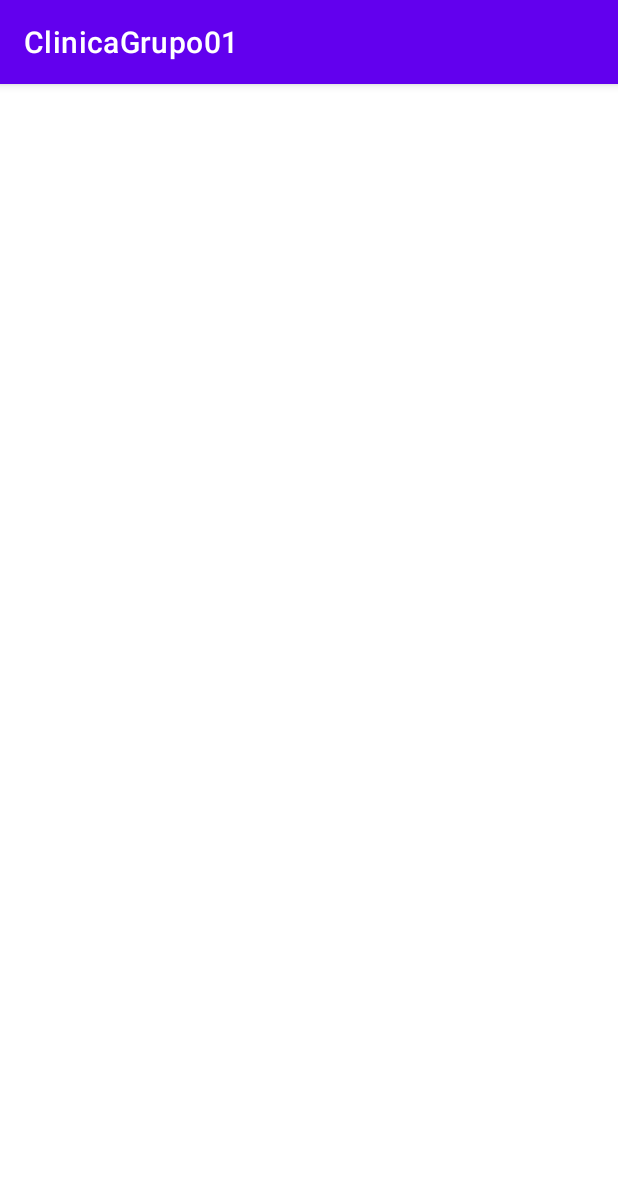
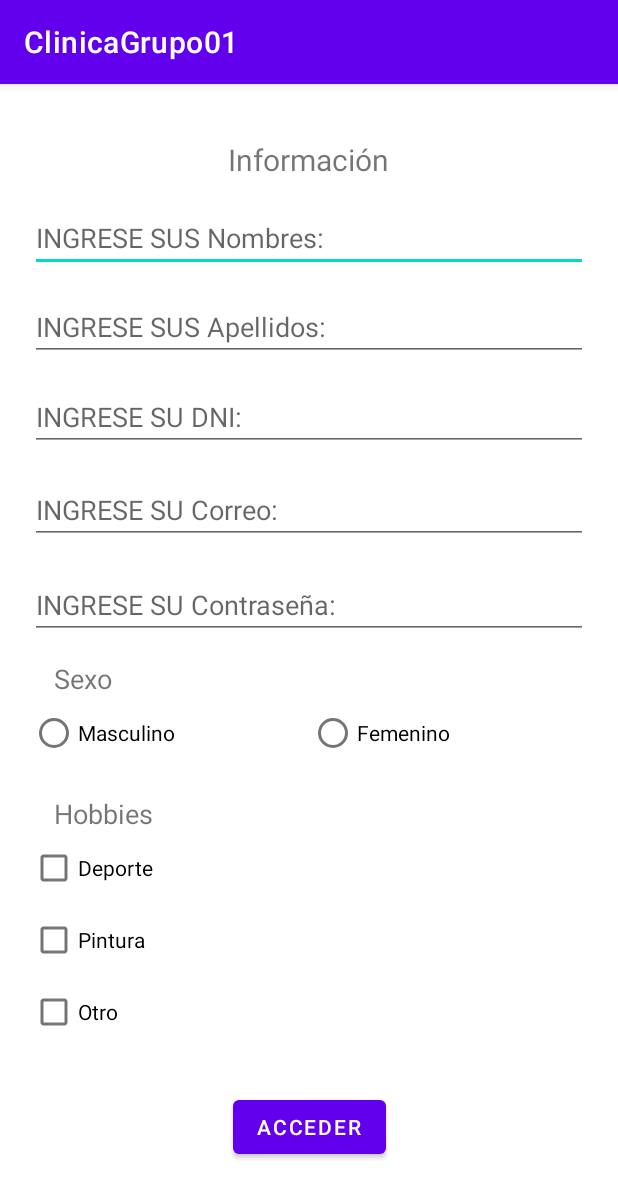
Before and after one commit to RoggerK/DM2-E2-GRUPO01, an Android app: the screen it shows after launch (MainActivity before the commit, RegistroActivity after it), on a phone screen of 412 x 824 dp. Shown: the top 1198 px of the screen. Run offline under Robolectric (Android 15) with nearby library versions, the phone set to English and light mode, and no system bars.

Commit message:
layaout listo

```diff
--- a/app/src/main/AndroidManifest.xml
+++ b/app/src/main/AndroidManifest.xml
@@ -14,7 +14,7 @@
         android:theme="@style/Theme.ClinicaGrupo01"
         tools:targetApi="31">
         <activity
-            android:name=".MainActivity"
+            android:name=".RegistroActivity"
             android:exported="true">
             <intent-filter>
                 <action android:name="android.intent.action.MAIN" />
--- /dev/null
+++ b/app/src/main/java/idat/edu/pe/dm2/grupo01/clinica/RegistroActivity.kt
@@ -0,0 +1,11 @@
+package idat.edu.pe.dm2.grupo01.clinica
+
+import android.os.Bundle
+import androidx.appcompat.app.AppCompatActivity
+
+class RegistroActivity: AppCompatActivity() {
+    override fun onCreate(savedInstanceState: Bundle?) {
+        super.onCreate(savedInstanceState)
+        setContentView(R.layout.activity_registro)
+    }
+}
--- /dev/null
+++ b/app/src/main/res/layout/activity_registro.xml
@@ -0,0 +1,195 @@
+<?xml version="1.0" encoding="utf-8"?>
+<androidx.constraintlayout.widget.ConstraintLayout
+    xmlns:android="http://schemas.android.com/apk/res/android"
+    xmlns:app="http://schemas.android.com/apk/res-auto"
+    xmlns:tools="http://schemas.android.com/tools"
+    android:layout_width="match_parent"
+    android:layout_height="match_parent"
+    android:layout_margin="20dp"
+    android:scrollbarAlwaysDrawHorizontalTrack="true">
+
+    <TextView
+        android:id="@+id/textView3"
+        android:layout_width="wrap_content"
+        android:layout_height="wrap_content"
+        android:text="Hobbies"
+        android:textSize="18dp"
+        app:layout_constraintBottom_toBottomOf="parent"
+        app:layout_constraintEnd_toEndOf="parent"
+        app:layout_constraintHorizontal_bias="0.052"
+        app:layout_constraintStart_toStartOf="parent"
+        app:layout_constraintTop_toBottomOf="@+id/etcontraseña"
+        app:layout_constraintVertical_bias="0.295" />
+
+    <TextView
+        android:id="@+id/textView"
+        android:layout_width="wrap_content"
+        android:layout_height="wrap_content"
+        android:text="Información"
+        android:textSize="20dp"
+        app:layout_constraintBottom_toBottomOf="parent"
+        app:layout_constraintEnd_toEndOf="parent"
+        app:layout_constraintHorizontal_bias="0.498"
+        app:layout_constraintStart_toStartOf="parent"
+        app:layout_constraintTop_toTopOf="parent"
+        app:layout_constraintVertical_bias="0.024" />
+
+    <EditText
+        android:id="@+id/etnombre"
+        android:layout_width="0dp"
+        android:layout_height="wrap_content"
+        android:layout_marginTop="16dp"
+        android:ems="10"
+        android:hint="@string/SNombre"
+        android:inputType="textPersonName"
+        app:layout_constraintBottom_toBottomOf="parent"
+        app:layout_constraintEnd_toEndOf="parent"
+        app:layout_constraintHorizontal_bias="0.0"
+        app:layout_constraintStart_toStartOf="parent"
+        app:layout_constraintTop_toBottomOf="@+id/textView"
+        app:layout_constraintVertical_bias="0.0"
+        tools:ignore="TouchTargetSizeCheck" />
+
+    <EditText
+        android:id="@+id/etapellidos"
+        android:layout_width="0dp"
+        android:layout_height="wrap_content"
+        android:layout_marginTop="16dp"
+        android:ems="10"
+        android:hint="@string/SApellido"
+        android:inputType="textPersonName"
+        app:layout_constraintBottom_toBottomOf="parent"
+        app:layout_constraintEnd_toEndOf="parent"
+        app:layout_constraintHorizontal_bias="0.0"
+        app:layout_constraintStart_toStartOf="parent"
+        app:layout_constraintTop_toBottomOf="@+id/textView"
+        app:layout_constraintVertical_bias="0.095"
+        tools:ignore="TouchTargetSizeCheck" />
+
+    <EditText
+        android:id="@+id/etdni"
+        android:layout_width="0dp"
+        android:layout_height="wrap_content"
+        android:layout_marginTop="16dp"
+        android:ems="10"
+        android:hint="@string/SDni"
+        android:inputType="number"
+        app:layout_constraintBottom_toBottomOf="parent"
+        app:layout_constraintEnd_toEndOf="parent"
+        app:layout_constraintHorizontal_bias="0.0"
+        app:layout_constraintStart_toStartOf="parent"
+        app:layout_constraintTop_toBottomOf="@+id/textView"
+        app:layout_constraintVertical_bias="0.192"
+        tools:ignore="TouchTargetSizeCheck" />
+
+    <EditText
+        android:id="@+id/etcorreo"
+        android:layout_width="0dp"
+        android:layout_height="wrap_content"
+        android:layout_marginTop="16dp"
+        android:ems="10"
+        android:hint="@string/SCorreo"
+        android:inputType="textEmailAddress"
+        app:layout_constraintBottom_toBottomOf="parent"
+        app:layout_constraintEnd_toEndOf="parent"
+        app:layout_constraintHorizontal_bias="0.0"
+        app:layout_constraintStart_toStartOf="parent"
+        app:layout_constraintTop_toBottomOf="@+id/textView"
+        app:layout_constraintVertical_bias="0.291"
+        tools:ignore="TouchTargetSizeCheck" />
+
+    <EditText
+        android:id="@+id/etcontraseña"
+        android:layout_width="0dp"
+        android:layout_height="wrap_content"
+        android:layout_marginTop="16dp"
+        android:ems="10"
+        android:hint="@string/SContraseña"
+        android:inputType="textPassword"
+        app:layout_constraintBottom_toBottomOf="parent"
+        app:layout_constraintEnd_toEndOf="parent"
+        app:layout_constraintHorizontal_bias="0.0"
+        app:layout_constraintStart_toStartOf="parent"
+        app:layout_constraintTop_toBottomOf="@+id/textView"
+        app:layout_constraintVertical_bias="0.393"
+        tools:ignore="TouchTargetSizeCheck" />
+
+    <TextView
+        android:id="@+id/textView2"
+        android:layout_width="wrap_content"
+        android:layout_height="wrap_content"
+        android:text="Sexo"
+        android:textSize="18dp"
+        app:layout_constraintBottom_toBottomOf="parent"
+        app:layout_constraintEnd_toEndOf="parent"
+        app:layout_constraintHorizontal_bias="0.048"
+        app:layout_constraintStart_toStartOf="parent"
+        app:layout_constraintTop_toBottomOf="@+id/etcontraseña"
+        app:layout_constraintVertical_bias="0.039" />
+
+    <RadioGroup
+        android:id="@+id/radioGroup"
+        android:layout_width="0dp"
+        android:layout_height="wrap_content"
+        android:orientation="horizontal"
+        app:layout_constraintEnd_toEndOf="parent"
+        app:layout_constraintStart_toStartOf="parent"
+        app:layout_constraintTop_toBottomOf="@+id/textView2">
+
+        <RadioButton
+            android:id="@+id/rbmasculino"
+            android:layout_width="match_parent"
+            android:layout_height="wrap_content"
+            android:layout_weight="1"
+            android:text="@string/TMasculino" />
+
+        <RadioButton
+            android:id="@+id/rbfemenino"
+            android:layout_width="match_parent"
+            android:layout_height="wrap_content"
+            android:layout_weight="1"
+            android:text="@string/TFemenino" />
+    </RadioGroup>
+    <LinearLayout
+        android:id="@+id/linearLayout"
+        android:layout_width="0dp"
+        android:layout_height="wrap_content"
+        android:orientation="vertical"
+        app:layout_constraintEnd_toEndOf="parent"
+        app:layout_constraintStart_toStartOf="parent"
+        app:layout_constraintTop_toBottomOf="@+id/textView3">
+
+        <CheckBox
+            android:id="@+id/cbdeporte"
+            android:layout_width="match_parent"
+            android:layout_height="wrap_content"
+            android:layout_weight="1"
+            android:text="@string/TDeporte" />
+
+        <CheckBox
+            android:id="@+id/cbdibujo"
+            android:layout_width="match_parent"
+            android:layout_height="wrap_content"
+            android:layout_weight="1"
+            android:text="@string/TPintura" />
+
+        <CheckBox
+            android:id="@+id/cbotros"
+            android:layout_width="match_parent"
+            android:layout_height="wrap_content"
+            android:layout_weight="1"
+            android:text="@string/TOtro" />
+    </LinearLayout>
+
+    <Button
+        android:id="@+id/btnAcceder"
+        android:layout_width="wrap_content"
+        android:layout_height="wrap_content"
+        android:text="Acceder"
+        app:layout_constraintBottom_toBottomOf="parent"
+        app:layout_constraintEnd_toEndOf="parent"
+        app:layout_constraintStart_toStartOf="parent"
+        app:layout_constraintTop_toBottomOf="@+id/linearLayout" />
+
+
+</androidx.constraintlayout.widget.ConstraintLayout>
--- a/app/src/main/res/values/strings.xml
+++ b/app/src/main/res/values/strings.xml
@@ -2,5 +2,16 @@
     <string name="app_name">ClinicaGrupo01</string>
     <string name="valbtnregistro">REGISTRAR</string>
     <string name="valbtnformulario">FORMULARIO</string>
+    <string name="SNombre">INGRESE SUS Nombres: </string>
+    <string name="SApellido">INGRESE SUS Apellidos: </string>
+    <string name="SDni">INGRESE SU DNI: </string>
+    <string name="SContraseña">INGRESE SU Contraseña: </string>
+    <string name="SCorreo">INGRESE SU Correo: </string>
+    <string name="TMasculino">Masculino </string>
+    <string name="TFemenino">Femenino </string>
+    <string name="TDeporte">Deporte </string>
+    <string name="TPintura">Pintura </string>
+    <string name="TOtro">Otro </string>
+
 
 </resources>
```
